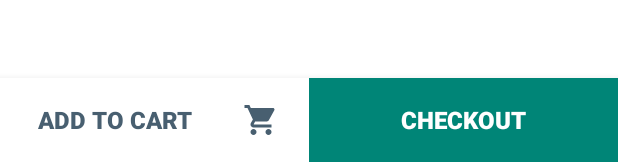
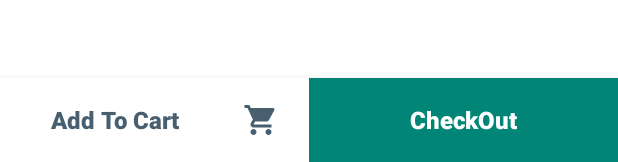
Before and after one commit to junaidahmed95/MyStore, an Android app: the layout activity_product_detail.xml on its own in the app's theme, with its tools: preview values and no code run, on a phone screen of 412 x 824 dp. Shown: the part 1074-1236 px from the top of the screen. Run offline under Robolectric (Android 15) with nearby library versions, the phone set to English and light mode, and no system bars; plain views replace SliderView; network calls fail.

Commit message:
good with bucket

```diff
--- /dev/null
+++ b/app/src/main/res/drawable/ic_remove_shopping.xml
@@ -0,0 +1,9 @@
+<vector xmlns:android="http://schemas.android.com/apk/res/android"
+        android:width="24dp"
+        android:height="24dp"
+        android:viewportWidth="24.0"
+        android:viewportHeight="24.0">
+    <path
+        android:fillColor="#FF000000"
+        android:pathData="M22.73,22.73L2.77,2.77 2,2l-0.73,-0.73L0,2.54l4.39,4.39 2.21,4.66 -1.35,2.45c-0.16,0.28 -0.25,0.61 -0.25,0.96 0,1.1 0.9,2 2,2h7.46l1.38,1.38c-0.5,0.36 -0.83,0.95 -0.83,1.62 0,1.1 0.89,2 1.99,2 0.67,0 1.26,-0.33 1.62,-0.84L21.46,24l1.27,-1.27zM7.42,15c-0.14,0 -0.25,-0.11 -0.25,-0.25l0.03,-0.12 0.9,-1.63h2.36l2,2L7.42,15zM15.55,13c0.75,0 1.41,-0.41 1.75,-1.03l3.58,-6.49c0.08,-0.14 0.12,-0.31 0.12,-0.48 0,-0.55 -0.45,-1 -1,-1L6.54,4l9.01,9zM7,18c-1.1,0 -1.99,0.9 -1.99,2S5.9,22 7,22s2,-0.9 2,-2 -0.9,-2 -2,-2z"/>
+</vector>
--- a/app/src/main/res/layout/activity_product_detail.xml
+++ b/app/src/main/res/layout/activity_product_detail.xml
@@ -21,9 +21,9 @@
 
             <com.smarteist.autoimageslider.SliderView
                 android:id="@+id/imageSlider"
-                android:visibility="gone"
                 android:layout_width="match_parent"
                 android:layout_height="250dp"
+                android:visibility="gone"
                 app:sliderIndicatorGravity="center_horizontal|bottom"
                 app:sliderIndicatorMargin="15dp"
                 app:sliderIndicatorOrientation="horizontal"
@@ -34,9 +34,9 @@
 
             <ImageView
                 android:id="@+id/pImage"
-                android:scaleType="centerCrop"
                 android:layout_width="match_parent"
-                android:layout_height="250dp"/>
+                android:layout_height="250dp"
+                android:scaleType="centerCrop" />
 
             <androidx.appcompat.widget.Toolbar
                 android:id="@+id/viewBar"
@@ -101,9 +101,9 @@
                         android:layout_width="wrap_content"
                         android:layout_height="wrap_content"
                         android:layout_marginLeft="10dp"
-                        android:layout_marginBottom="5dp"
                         android:layout_marginTop="6dp"
                         android:layout_marginRight="10dp"
+                        android:layout_marginBottom="5dp"
                         android:textColor="@android:color/black" />
 
                     <RelativeLayout
@@ -586,20 +586,39 @@
         android:orientation="horizontal">
 
         <Button
+            android:id="@+id/addToCart"
             android:layout_width="0dp"
             android:layout_height="match_parent"
             android:layout_weight="1"
             android:background="@android:color/white"
+            android:textAllCaps="false"
             android:drawableRight="@drawable/ic_shopping_cart_black_24dp"
             android:drawablePadding="8dp"
             android:drawableTint="#485f70"
             android:gravity="center"
             android:paddingRight="20dp"
-            android:text="ADD TO CART"
+            android:text="Add To Cart"
             android:textColor="#485f70"
             android:textSize="16sp"
             android:textStyle="bold" />
 
+        <Button
+            android:id="@+id/removeToCart"
+            android:layout_width="0dp"
+            android:layout_height="match_parent"
+            android:layout_weight="1"
+            android:background="@android:color/white"
+            android:drawableRight="@drawable/ic_remove_shopping"
+            android:drawablePadding="8dp"
+            android:drawableTint="#485f70"
+            android:textAllCaps="false"
+            android:gravity="center"
+            android:paddingRight="20dp"
+            android:text="Remove"
+            android:visibility="gone"
+            android:textColor="#485f70"
+            android:textSize="16sp"
+            android:textStyle="bold" />
 
         <Button
             android:id="@+id/checkout"
@@ -608,6 +627,7 @@
             android:layout_weight="1"
             android:background="@color/colorPrimary"
             android:text="CheckOut"
+            android:textAllCaps="false"
             android:textColor="@android:color/white"
             android:textSize="16sp"
             android:textStyle="bold" />
```
Also changed, not shown: app/src/main/java/com/example/mystore/Adapter/CartAdapter.java (+31 -38 lines), app/src/main/java/com/example/mystore/Adapter/CatLvlAdapter.java (+35 -25 lines), app/src/main/java/com/example/mystore/Model/CatLvlItemList.java (+9 -0 lines), app/src/main/java/com/example/mystore/ProductDetailActivity.java (+64 -1 lines), app/src/main/java/com/example/mystore/SubCatActivity.java (+3 -7 lines).
